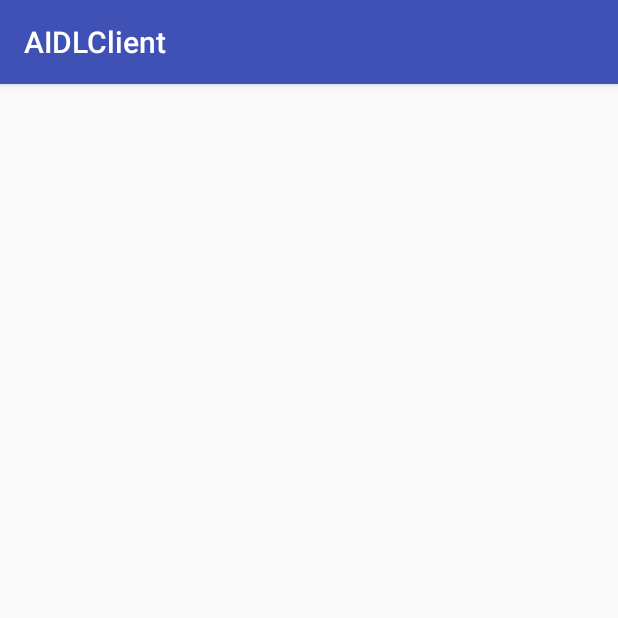
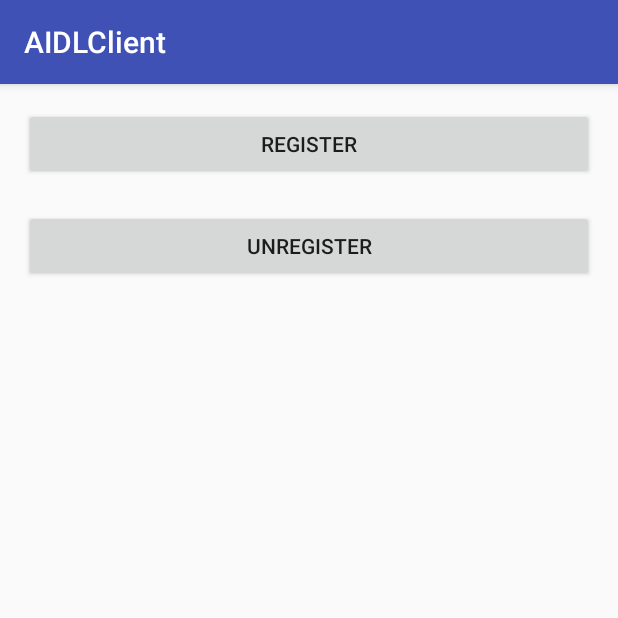
Before and after one commit to Aarontaken/IPC_Sample, an Android app: the AIDLSample_2_Activity screen opened directly, with no data from a screen before it, on a phone screen of 412 x 824 dp, the top half of it. Run offline under Robolectric (Android 15) with nearby library versions, the phone set to English and light mode, and no system bars; 1 statement that could not run was skipped.

Commit message:
AIDL示例添加远程接口回调

```diff
--- a/aidlclient/src/main/java/com/aaron/me/aidlclient/AIDLSample_2_Activity.java
+++ b/aidlclient/src/main/java/com/aaron/me/aidlclient/AIDLSample_2_Activity.java
@@ -1,13 +1,107 @@
 package com.aaron.me.aidlclient;
 
+import android.app.Service;
+import android.content.ComponentName;
+import android.content.Intent;
+import android.content.ServiceConnection;
+import android.os.Handler;
+import android.os.IBinder;
+import android.os.Message;
+import android.os.RemoteException;
 import android.support.v7.app.AppCompatActivity;
 import android.os.Bundle;
+import android.view.View;
+import android.widget.TextView;
 
+import com.aaron.me.aidlserver.IBookManager;
+import com.aaron.me.aidlserver.IOnNewBookArrivedListener;
+import com.aaron.me.aidlserver.bean.Book;
+
+/**
+ * 观察者模式demo,客户端订阅服务端"新增书本"事件
+ */
 public class AIDLSample_2_Activity extends AppCompatActivity {
+    private static final int MSG_NEW_BOOK = 0;
+
+    private TextView mTextViewLog;
+    private IBookManager mIBookManager;
+    private MyHandler mMyHandler;
+
+    private ServiceConnection conn = new ServiceConnection() {
+        @Override
+        public void onServiceConnected(ComponentName name, IBinder service) {
+            mIBookManager = IBookManager.Stub.asInterface(service);
+        }
+
+        @Override
+        public void onServiceDisconnected(ComponentName name) {}
+    };
+
+    private IOnNewBookArrivedListener mOnNewBookArrivedListener = new IOnNewBookArrivedListener.Stub() {
+        @Override
+        public void onNewBookArrived(Book book) throws RemoteException {
+            //该回调会在客户端的Binder线程池执行, 需要handler
+            mMyHandler.obtainMessage(MSG_NEW_BOOK, book).sendToTarget();
+        }
+    };
 
     @Override
     protected void onCreate(Bundle savedInstanceState) {
         super.onCreate(savedInstanceState);
         setContentView(R.layout.activity_aidlsample_2_);
+        mTextViewLog = (TextView) findViewById(R.id.tv_log);
+        mMyHandler = new MyHandler();
+
+        bindService();
+    }
+
+    private void bindService() {
+        Intent service = new Intent();
+        service.setClassName("com.aaron.me.aidlserver", "com.aaron.me.aidlserver.service.BookManagerService");
+        bindService(service, conn, Service.BIND_AUTO_CREATE);
+    }
+
+    public void registerListener(View view) {
+        if (mIBookManager != null) {
+            try {
+                mIBookManager.registerBookManager(mOnNewBookArrivedListener);
+            } catch (RemoteException e) {
+                e.printStackTrace();
+            }
+        }
+    }
+
+    public void unRegisterListener(View view) {
+        if (mIBookManager != null) {
+            try {
+                mIBookManager.unRegisterBookManager(mOnNewBookArrivedListener);
+            } catch (RemoteException e) {
+                e.printStackTrace();
+            }
+        }
+    }
+
+    private class MyHandler extends Handler {
+        @Override
+        public void handleMessage(Message msg) {
+            switch (msg.what) {
+                case MSG_NEW_BOOK:
+                    newBookArrived((Book) msg.obj);
+                    break;
+            }
+        }
+    }
+
+    private void newBookArrived(Book book) {
+        mTextViewLog.append("\nnew book arrived : " + book.toString());
+    }
+
+
+    @Override
+    protected void onDestroy() {
+        super.onDestroy();
+        if (conn != null) {
+            unbindService(conn);
+        }
     }
 }
--- a/aidlclient/src/main/res/layout/activity_aidlsample_2_.xml
+++ b/aidlclient/src/main/res/layout/activity_aidlsample_2_.xml
@@ -1,5 +1,5 @@
 <?xml version="1.0" encoding="utf-8"?>
-<RelativeLayout xmlns:android="http://schemas.android.com/apk/res/android"
+<LinearLayout xmlns:android="http://schemas.android.com/apk/res/android"
     xmlns:tools="http://schemas.android.com/tools"
     android:layout_width="match_parent"
     android:layout_height="match_parent"
@@ -7,6 +7,31 @@
     android:paddingLeft="@dimen/activity_horizontal_margin"
     android:paddingRight="@dimen/activity_horizontal_margin"
     android:paddingTop="@dimen/activity_vertical_margin"
+    android:orientation="vertical"
     tools:context="com.aaron.me.aidlclient.AIDLSample_2_Activity">
 
-</RelativeLayout>
+    <Button
+        android:text="register"
+        android:onClick="registerListener"
+        android:layout_width="match_parent"
+        android:layout_height="wrap_content" />
+
+    <Button
+        android:text="unRegister"
+        android:layout_marginTop="20dp"
+        android:onClick="unRegisterListener"
+        android:layout_width="match_parent"
+        android:layout_height="wrap_content" />
+
+    <ScrollView
+        android:layout_marginTop="20dp"
+        android:layout_width="match_parent"
+        android:layout_height="wrap_content">
+
+        <TextView
+            android:id="@+id/tv_log"
+            android:layout_width="match_parent"
+            android:layout_height="wrap_content" />
+    </ScrollView>
+
+</LinearLayout>
```
Also changed, not shown: aidlserver/src/main/java/com/aaron/me/aidlserver/service/BookManagerService.java (+55 -4 lines), aidlclient/src/main/aidl/com/aaron/me/aidlserver/IBookManager.aidl, aidlclient/src/main/aidl/com/aaron/me/aidlserver/IOnNewBookArrivedListener.aidl (added), aidlserver/src/main/aidl/com/aaron/me/aidlserver/IBookManager.aidl, aidlserver/src/main/aidl/com/aaron/me/aidlserver/IOnNewBookArrivedListener.aidl (added), 2 other files.
